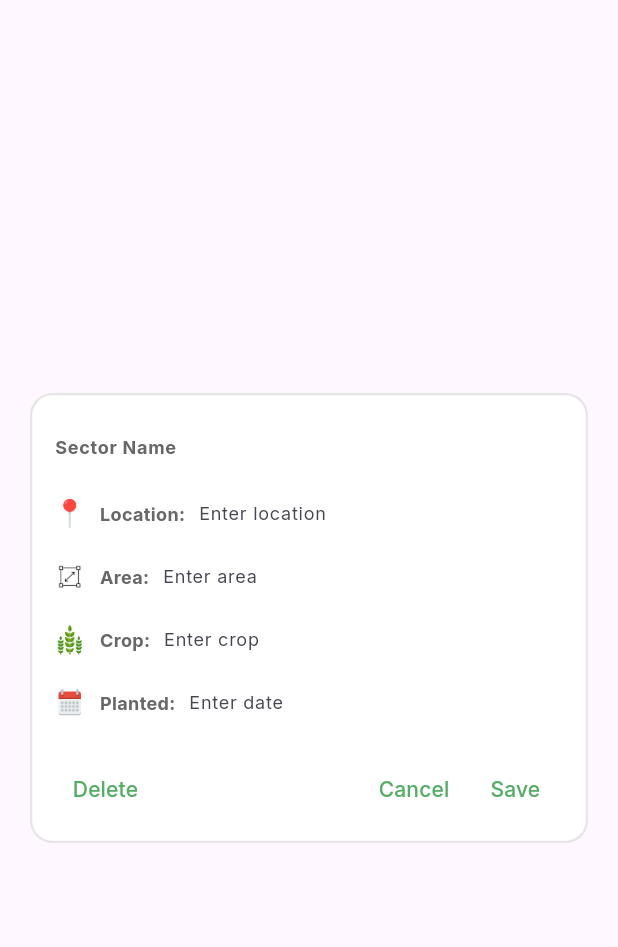
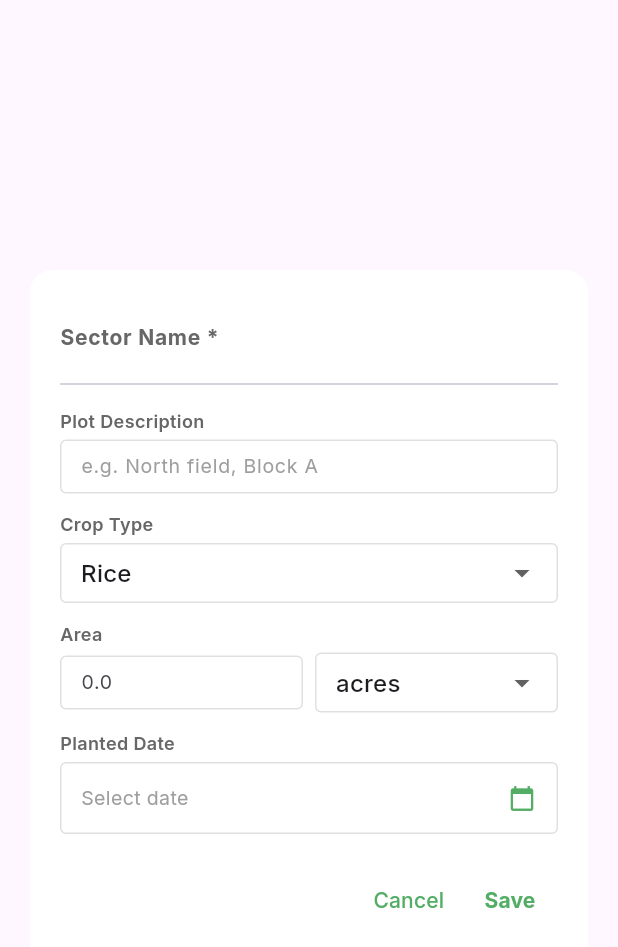
Before and after one commit to bryanlzj/AgriSense, a Flutter app: the SectorDialog widget shown alone on an empty page, opened directly with empty values, on a phone screen of 412 x 824 dp. Shown: the top 947 px of the screen. Run offline on Flutter 3.47's test engine with Material 3 defaults, Android fonts, the phone set to English and light mode, and no system bars; our stand-ins replace file_picker, fl_chart, google_fonts, image_picker, shared_preferences; accounts and stored records are empty; network calls fail.

Commit message:
feat: improve Farm Management UX with dropdowns, date picker, and area fields
Sector model now uses areaValue/areaUnit instead of string. Dialog has
crop type dropdown, area numeric input with unit selector, and date picker.
Delete button only shown for existing sectors.

Co-Authored-By: Claude Opus 4.6 (1M context) <noreply@anthropic.com>

```diff
--- a/mobile/lib/models/farm_sector.dart
+++ b/mobile/lib/models/farm_sector.dart
@@ -4,7 +4,8 @@ class Sector {
   final int? userId;
   String name;
   String location;
-  String area;
+  double? areaValue;
+  String areaUnit;
   String crop;
   String planted; // Date string in format 'yyyy-MM-dd'
   final DateTime? createdAt;
@@ -15,24 +16,42 @@ class Sector {
     this.userId,
     required this.name,
     required this.location,
-    required this.area,
+    this.areaValue,
+    this.areaUnit = 'acres',
     required this.crop,
     required this.planted,
     this.createdAt,
     this.updatedAt,
   });
 
-  /// Create a Sector from JSON response
+  /// Formatted area display string.
+  String get areaDisplay {
+    if (areaValue == null) return 'Not set';
+    return '${areaValue!.toStringAsFixed(1)} $areaUnit';
+  }
+
+  /// Create a Sector from JSON response.
   factory Sector.fromJson(Map<String, dynamic> json) {
-    // Handle planted_date which could be a full datetime or just a date
     String plantedDate = '';
     if (json['planted_date'] != null) {
       final dateStr = json['planted_date'] as String;
-      // Extract just the date part (yyyy-MM-dd) if it's a full datetime
       if (dateStr.contains('T')) {
         plantedDate = dateStr.split('T')[0];
       } else {
         plantedDate = dateStr;
+      }
+    }
+
+    // Parse area: prefer area_value/area_unit, fall back to parsing area string
+    double? areaValue = (json['area_value'] as num?)?.toDouble();
+    String areaUnit = json['area_unit'] as String? ?? 'acres';
+
+    if (areaValue == null && json['area'] != null) {
+      final areaStr = json['area'] as String;
+      final match = RegExp(r'([\d.]+)\s*(\w+)?').firstMatch(areaStr);
+      if (match != null) {
+        areaValue = double.tryParse(match.group(1) ?? '');
+        if (match.group(2) != null) areaUnit = match.group(2)!;
       }
     }
 
@@ -41,7 +60,8 @@ class Sector {
       userId: json['user_id'] as int?,
       name: json['name'] as String? ?? '',
       location: json['location'] as String? ?? '',
-      area: json['area'] as String? ?? '',
+      areaValue: areaValue,
+      areaUnit: areaUnit,
       crop: json['crop'] as String? ?? '',
       planted: plantedDate,
       createdAt: json['created_at'] != null
@@ -53,18 +73,18 @@ class Sector {
     );
   }
 
-  /// Convert Sector to JSON for API requests
+  /// Convert Sector to JSON for API requests.
   Map<String, dynamic> toJson() {
     final json = <String, dynamic>{
       'name': name,
       'location': location.isNotEmpty ? location : null,
-      'area': area.isNotEmpty ? area : null,
+      'area': areaValue != null ? '${areaValue!.toStringAsFixed(1)} $areaUnit' : null,
+      'area_value': areaValue,
+      'area_unit': areaUnit,
       'crop': crop.isNotEmpty ? crop : null,
     };
 
-    // Convert planted date to ISO format if provided
     if (planted.isNotEmpty) {
-      // If it's just a date (yyyy-MM-dd), append time
       if (!planted.contains('T')) {
         json['planted_date'] = '${planted}T00:00:00';
       } else {
@@ -75,13 +95,13 @@ class Sector {
     return json;
   }
 
-  /// Create a copy of this sector with updated fields
   Sector copyWith({
     int? id,
     int? userId,
     String? name,
     String? location,
-    String? area,
+    double? areaValue,
+    String? areaUnit,
     String? crop,
     String? planted,
     DateTime? createdAt,
@@ -92,7 +112,8 @@ class Sector {
       userId: userId ?? this.userId,
       name: name ?? this.name,
       location: location ?? this.location,
-      area: area ?? this.area,
+      areaValue: areaValue ?? this.areaValue,
+      areaUnit: areaUnit ?? this.areaUnit,
       crop: crop ?? this.crop,
       planted: planted ?? this.planted,
       createdAt: createdAt ?? this.createdAt,
--- a/mobile/lib/widgets/farm_sector_card.dart
+++ b/mobile/lib/widgets/farm_sector_card.dart
@@ -77,7 +77,7 @@ class FarmSectorCard extends StatelessWidget {
               ],
             ),
             buildInfoRow('assets/images/pin.png', 'Location', sector.location),
-            buildInfoRow('assets/images/area.png', 'Area', sector.area),
+            buildInfoRow('assets/images/area.png', 'Area', sector.areaDisplay),
             buildInfoRow('assets/images/crop.png', 'Crop', sector.crop),
             buildInfoRow('assets/images/calender.png', 'Planted', sector.planted),
           ],
--- a/mobile/lib/widgets/sector_dialog.dart.dart
+++ b/mobile/lib/widgets/sector_dialog.dart.dart
@@ -1,5 +1,6 @@
 import 'package:flutter/material.dart';
 import 'package:google_fonts/google_fonts.dart';
+import 'package:intl/intl.dart';
 import '../models/farm_sector.dart';
 
 class SectorDialog extends StatefulWidget {
@@ -21,9 +22,21 @@ class SectorDialog extends StatefulWidget {
 class _SectorDialogState extends State<SectorDialog> {
   late TextEditingController nameController;
   late TextEditingController locationController;
-  late TextEditingController areaController;
-  late TextEditingController cropController;
-  late TextEditingController plantedController;
+  late TextEditingController areaValueController;
+  String _areaUnit = 'acres';
+  String _selectedCrop = 'rice';
+  DateTime? _plantedDate;
+  String? _nameError;
+
+  static const List<Map<String, String>> _cropTypes = [
+    {'value': 'rice', 'label': 'Rice'},
+    {'value': 'vegetables', 'label': 'Vegetables'},
+    {'value': 'corn', 'label': 'Corn'},
+    {'value': 'oil_palm', 'label': 'Oil Palm'},
+    {'value': 'rubber', 'label': 'Rubber'},
+  ];
+
+  static const List<String> _areaUnits = ['acres', 'hectares'];
 
   @override
   void initState() {
@@ -31,179 +44,243 @@ class _SectorDialogState extends State<SectorDialog> {
     final s = widget.initialSector;
     nameController = TextEditingController(text: s?.name ?? '');
     locationController = TextEditingController(text: s?.location ?? '');
-    areaController = TextEditingController(text: s?.area ?? '');
-    cropController = TextEditingController(text: s?.crop ?? '');
-    plantedController = TextEditingController(text: s?.planted ?? '');
+    areaValueController = TextEditingController(
+      text: s?.areaValue?.toStringAsFixed(1) ?? '',
+    );
+    _areaUnit = s?.areaUnit ?? 'acres';
+
+    // Handle crop: if existing value is not in the list, default to first option
+    final existingCrop = s?.crop.toLowerCase() ?? 'rice';
+    if (_cropTypes.any((c) => c['value'] == existingCrop)) {
+      _selectedCrop = existingCrop;
+    } else if (existingCrop.isNotEmpty) {
+      _selectedCrop = existingCrop;
+    } else {
+      _selectedCrop = 'rice';
+    }
+
+    if (s?.planted != null && s!.planted.isNotEmpty) {
+      _plantedDate = DateTime.tryParse(s.planted);
+    }
   }
 
   @override
   void dispose() {
     nameController.dispose();
     locationController.dispose();
-    areaController.dispose();
-    cropController.dispose();
-    plantedController.dispose();
+    areaValueController.dispose();
     super.dispose();
   }
 
-  Widget _buildDialogFieldRow({
-    required String icon,
-    required String label,
-    required String hintText,
-    required TextEditingController controller,
-  }) {
-    return Padding(
-      padding: const EdgeInsets.symmetric(vertical: 6),
-      child: Row(
-        crossAxisAlignment: CrossAxisAlignment.center,
-        children: [
-          Image.asset(icon, height: 20, width: 20),
-          const SizedBox(width: 10),
-          Text(
-            label,
-            style: GoogleFonts.inter(
-              fontSize: 12,
-              fontWeight: FontWeight.bold,
-              color: const Color(0xFF676767),
-            ),
+  Future<void> _pickDate() async {
+    final picked = await showDatePicker(
+      context: context,
+      initialDate: _plantedDate ?? DateTime.now(),
+      firstDate: DateTime(2000),
+      lastDate: DateTime.now().add(const Duration(days: 365)),
+      builder: (context, child) {
+        return Theme(
+          data: Theme.of(context).copyWith(
+            colorScheme: const ColorScheme.light(primary: Color(0xFF53AD64)),
           ),
-          Expanded(
-            child: SizedBox(
-              height: 30,
-              child: TextField(
-                controller: controller,
-                style: const TextStyle(fontSize: 12, color: Color(0xFF676767)),
-                decoration: InputDecoration(
-                  hintText: hintText,
-                  contentPadding: const EdgeInsets.symmetric(horizontal: 5),
-                  focusedBorder: OutlineInputBorder(
-                    borderSide: BorderSide.none,
-                  ),
-                  border: OutlineInputBorder(borderSide: BorderSide.none),
-                ),
-              ),
-            ),
-          ),
-        ],
-      ),
+          child: child!,
+        );
+      },
     );
+    if (picked != null) {
+      setState(() => _plantedDate = picked);
+    }
+  }
+
+  void _save() {
+    if (nameController.text.trim().isEmpty) {
+      setState(() => _nameError = 'Sector name is required');
+      return;
+    }
+    setState(() => _nameError = null);
+
+    final sector = Sector(
+      name: nameController.text.trim(),
+      location: locationController.text.trim(),
+      areaValue: double.tryParse(areaValueController.text),
+      areaUnit: _areaUnit,
+      crop: _selectedCrop,
+      planted: _plantedDate != null ? DateFormat('yyyy-MM-dd').format(_plantedDate!) : '',
+    );
+    widget.onSave(sector);
+    Navigator.pop(context);
   }
 
   @override
   Widget build(BuildContext context) {
+    final isEditing = widget.initialSector != null && widget.initialSector!.id != null;
+
+    // Build crop dropdown items, include existing value if not in standard list
+    final cropItems = <DropdownMenuItem<String>>[];
+    for (final crop in _cropTypes) {
+      cropItems.add(DropdownMenuItem(value: crop['value'], child: Text(crop['label']!)));
+    }
+    if (!_cropTypes.any((c) => c['value'] == _selectedCrop)) {
+      cropItems.insert(0, DropdownMenuItem(value: _selectedCrop, child: Text(_selectedCrop)));
+    }
+
     return Dialog(
       insetPadding: const EdgeInsets.symmetric(horizontal: 20),
       backgroundColor: Colors.white,
       shape: RoundedRectangleBorder(borderRadius: BorderRadius.circular(15)),
-      child: Container(
-        height: 300,
-        decoration: BoxDecoration(
-          border: Border.all(
-            color: Colors.black.withValues(alpha: 0.1),
-            width: 1.5,
-          ),
-          borderRadius: BorderRadius.circular(15),
-        ),
+      child: SingleChildScrollView(
         child: Padding(
-          padding: const EdgeInsets.symmetric(vertical: 10, horizontal: 15),
+          padding: const EdgeInsets.all(20),
           child: Column(
+            mainAxisSize: MainAxisSize.min,
+            crossAxisAlignment: CrossAxisAlignment.start,
             children: [
-              // Title Row
+              // Name
               TextField(
                 controller: nameController,
-                style: GoogleFonts.inter(fontWeight: FontWeight.bold),
+                style: GoogleFonts.inter(fontWeight: FontWeight.bold, fontSize: 16),
+                decoration: InputDecoration(
+                  hintText: 'Sector Name *',
+                  hintStyle: const TextStyle(fontSize: 14, fontWeight: FontWeight.bold, color: Color(0xFF676767)),
+                  border: InputBorder.none,
+                  errorText: _nameError,
+                ),
+                onChanged: (_) {
+                  if (_nameError != null) setState(() => _nameError = null);
+                },
+              ),
+              const Divider(),
+              const SizedBox(height: 8),
+
+              // Plot Description
+              _buildLabel('Plot Description'),
+              const SizedBox(height: 4),
+              TextField(
+                controller: locationController,
+                style: const TextStyle(fontSize: 13),
                 decoration: const InputDecoration(
-                  hintText: 'Sector Name',
-                  hintStyle: TextStyle(
-                    fontSize: 12,
-                    fontWeight: FontWeight.bold,
-                    color: Color(0xFF676767),
-                  ),
-                  //border: OutlineInputBorder(),
-                  border: InputBorder.none,
+                  hintText: 'e.g. North field, Block A',
+                  hintStyle: TextStyle(fontSize: 13, color: Color(0xFF9E9E9E)),
+                  isDense: true,
+                  contentPadding: EdgeInsets.symmetric(vertical: 8, horizontal: 10),
+                  border: OutlineInputBorder(),
+                  enabledBorder: OutlineInputBorder(borderSide: BorderSide(color: Color(0xFFE0E0E0))),
+                  focusedBorder: OutlineInputBorder(borderSide: BorderSide(color: Color(0xFF53AD64))),
                 ),
               ),
-              //const SizedBox(height: 5),
-              Expanded(
-                child: SingleChildScrollView(
-                  child: Column(
-                    children: [
-                      _buildDialogFieldRow(
-                        icon: 'assets/images/pin.png',
-                        label: 'Location:',
-                        hintText: 'Enter location',
-                        controller: locationController,
+              const SizedBox(height: 12),
+
+              // Crop Dropdown
+              _buildLabel('Crop Type'),
+              const SizedBox(height: 4),
+              DropdownButtonFormField<String>(
+                value: _selectedCrop,
+                isDense: true,
+                decoration: const InputDecoration(
+                  isDense: true,
+                  contentPadding: EdgeInsets.symmetric(vertical: 8, horizontal: 10),
+                  border: OutlineInputBorder(),
+                  enabledBorder: OutlineInputBorder(borderSide: BorderSide(color: Color(0xFFE0E0E0))),
+                  focusedBorder: OutlineInputBorder(borderSide: BorderSide(color: Color(0xFF53AD64))),
+                ),
+                items: cropItems,
+                onChanged: (value) {
+                  if (value != null) setState(() => _selectedCrop = value);
+                },
+              ),
+              const SizedBox(height: 12),
+
+              // Area
+              _buildLabel('Area'),
+              const SizedBox(height: 4),
+              Row(
+                children: [
+                  Expanded(
+                    flex: 2,
+                    child: TextField(
+                      controller: areaValueController,
+                      keyboardType: const TextInputType.numberWithOptions(decimal: true),
+                      style: const TextStyle(fontSize: 13),
+                      decoration: const InputDecoration(
+                        hintText: '0.0',
+                        isDense: true,
+                        contentPadding: EdgeInsets.symmetric(vertical: 8, horizontal: 10),
+                        border: OutlineInputBorder(),
+                        enabledBorder: OutlineInputBorder(borderSide: BorderSide(color: Color(0xFFE0E0E0))),
+                        focusedBorder: OutlineInputBorder(borderSide: BorderSide(color: Color(0xFF53AD64))),
                       ),
-                      _buildDialogFieldRow(
-                        icon: 'assets/images/area.png',
-                        label: 'Area:',
-                        hintText: 'Enter area',
-                        controller: areaController,
+                    ),
+                  ),
+                  const SizedBox(width: 8),
+                  Expanded(
+                    flex: 2,
+                    child: DropdownButtonFormField<String>(
+                      value: _areaUnit,
+                      isDense: true,
+                      decoration: const InputDecoration(
+                        isDense: true,
+                        contentPadding: EdgeInsets.symmetric(vertical: 8, horizontal: 10),
+                        border: OutlineInputBorder(),
+                        enabledBorder: OutlineInputBorder(borderSide: BorderSide(color: Color(0xFFE0E0E0))),
+                        focusedBorder: OutlineInputBorder(borderSide: BorderSide(color: Color(0xFF53AD64))),
                       ),
-                      _buildDialogFieldRow(
-                        icon: 'assets/images/crop.png',
-                        label: 'Crop:',
-                        hintText: 'Enter crop',
-                        controller: cropController,
-                      ),
-                      _buildDialogFieldRow(
-                        icon: 'assets/images/calender.png',
-                        label: 'Planted:',
-                        hintText: 'Enter date',
-                        controller: plantedController,
-                      ),
-                    ],
+                      items: _areaUnits.map((u) => DropdownMenuItem(value: u, child: Text(u))).toList(),
+                      onChanged: (value) {
+                        if (value != null) setState(() => _areaUnit = value);
+                      },
+                    ),
+                  ),
+                ],
+              ),
+              const SizedBox(height: 12),
+
+              // Planted Date
+              _buildLabel('Planted Date'),
+              const SizedBox(height: 4),
+              InkWell(
+                onTap: _pickDate,
+                child: InputDecorator(
+                  decoration: const InputDecoration(
+                    isDense: true,
+                    contentPadding: EdgeInsets.symmetric(vertical: 8, horizontal: 10),
+                    border: OutlineInputBorder(),
+                    enabledBorder: OutlineInputBorder(borderSide: BorderSide(color: Color(0xFFE0E0E0))),
+                    suffixIcon: Icon(Icons.calendar_today, size: 18, color: Color(0xFF53AD64)),
+                  ),
+                  child: Text(
+                    _plantedDate != null ? DateFormat('yyyy-MM-dd').format(_plantedDate!) : 'Select date',
+                    style: TextStyle(
+                      fontSize: 13,
+                      color: _plantedDate != null ? Colors.black87 : const Color(0xFF9E9E9E),
+                    ),
                   ),
                 ),
               ),
+              const SizedBox(height: 20),
+
+              // Action buttons
               Row(
                 mainAxisAlignment: MainAxisAlignment.spaceBetween,
                 children: [
-                  TextButton(
-                    onPressed: () {
-                      widget.onDelete?.call();
-                      Navigator.pop(context);
-                    },
-                    child: const Text(
-                      'Delete',
-                      style: TextStyle(color: Color(0xFF53AD64)),
-                    ),
-                  ),
+                  if (isEditing)
+                    TextButton(
+                      onPressed: () {
+                        widget.onDelete?.call();
+                        Navigator.pop(context);
+                      },
+                      child: const Text('Delete', style: TextStyle(color: Colors.red)),
+                    )
+                  else
+                    const SizedBox(),
                   Row(
                     children: [
                       TextButton(
                         onPressed: () => Navigator.pop(context),
-                        child: const Text(
-                          'Cancel',
-                          style: TextStyle(color: Color(0xFF53AD64)),
-                        ),
+                        child: const Text('Cancel', style: TextStyle(color: Color(0xFF53AD64))),
                       ),
                       TextButton(
-                        onPressed: () {
-                          final sector = Sector(
-                            name: nameController.text.isEmpty
-                                ? 'Unnamed Sector'
-                                : nameController.text,
-                            location: locationController.text.isEmpty
-                                ? 'Unknown'
-                                : locationController.text,
-                            area: areaController.text.isEmpty
-                                ? 'Unknown'
-                                : areaController.text,
-                            crop: cropController.text.isEmpty
-                                ? 'Unknown'
-                                : cropController.text,
-                            planted: plantedController.text.isEmpty
-                                ? 'Unknown'
-                                : plantedController.text,
-                          );
-                          widget.onSave(sector);
-                          Navigator.pop(context);
-                        },
-                        child: Text(
-                          'Save',
-                          style: TextStyle(color: Color(0xFF53AD64)),
-                        ),
+                        onPressed: _save,
+                        child: const Text('Save', style: TextStyle(color: Color(0xFF53AD64), fontWeight: FontWeight.bold)),
                       ),
                     ],
                   ),
@@ -215,4 +292,11 @@ class _SectorDialogState extends State<SectorDialog> {
       ),
     );
   }
+
+  Widget _buildLabel(String text) {
+    return Text(
+      text,
+      style: GoogleFonts.inter(fontSize: 12, fontWeight: FontWeight.w600, color: const Color(0xFF676767)),
+    );
+  }
 }
```
